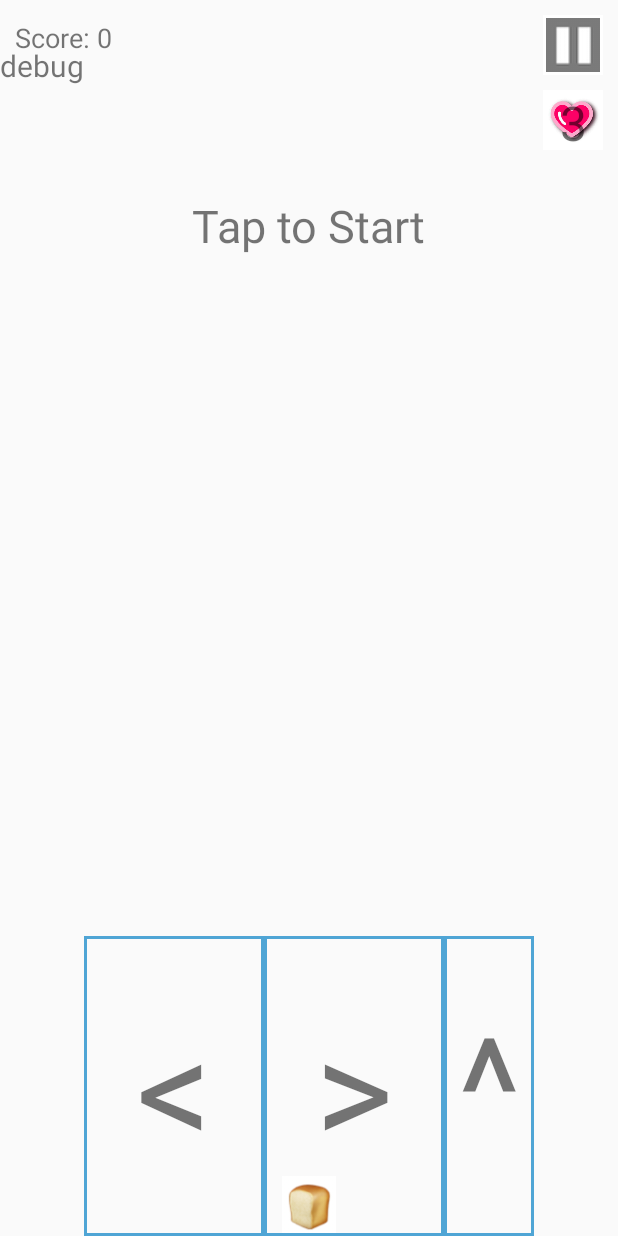
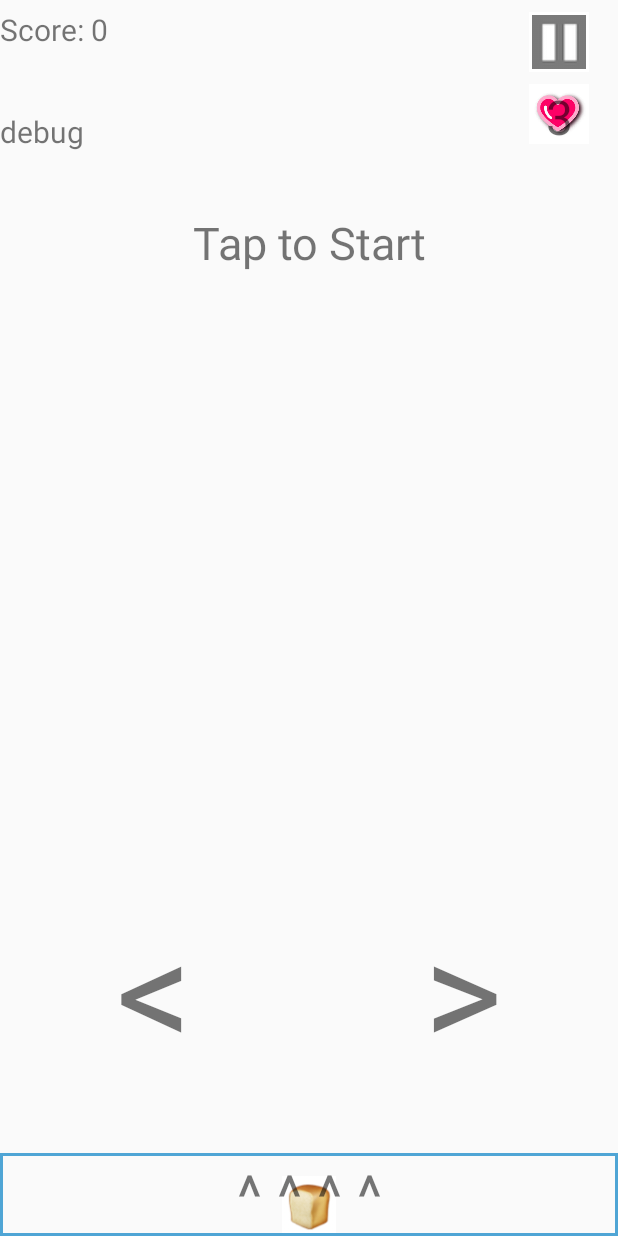
Before and after one commit to thehanriver/Lets-Get-This-Bread, an Android app: the MainActivity screen opened directly, with no data from a screen before it, on a phone screen of 412 x 824 dp. Run offline under Robolectric (Android 15) with nearby library versions, the phone set to English and light mode, and no system bars.

Commit message:
Layout Now Scalable
Constrained layout implemented

```diff
--- a/app/src/main/java/com/example/eddie/letsgetthisbread/MainActivity.java
+++ b/app/src/main/java/com/example/eddie/letsgetthisbread/MainActivity.java
@@ -447,9 +447,9 @@ public class MainActivity extends AppCompatActivity {
         if (!start_flag) { // If its the player's first time touching the screen on MainActivity, call this
             start_flag = true; // Set true so this doesn't get called again
 
-            FrameLayout game_frame = findViewById(R.id.game_frame); // Initialize the FrameLayout that holds most of the objects, get dimensions
-            frameHeight = game_frame.getHeight();
-            frameWidth = game_frame.getWidth();
+            FrameLayout gameframe = findViewById(R.id.gameframe); // Initialize the FrameLayout that holds most of the objects, get dimensions
+            frameHeight = gameframe.getHeight();
+            frameWidth = gameframe.getWidth();
 
             // Initialize character positions and dimensions
             characterX = (int)character.getX();
--- a/app/src/main/res/layout/activity_main.xml
+++ b/app/src/main/res/layout/activity_main.xml
@@ -1,31 +1,35 @@
 <?xml version="1.0" encoding="utf-8"?>
-<LinearLayout xmlns:android="http://schemas.android.com/apk/res/android"
+<android.support.constraint.ConstraintLayout xmlns:android="http://schemas.android.com/apk/res/android"
     xmlns:app="http://schemas.android.com/apk/res-auto"
     xmlns:tools="http://schemas.android.com/tools"
+    android:id="@+id/linearLayout"
     android:layout_width="match_parent"
     android:layout_height="match_parent"
     tools:context=".MainActivity">
 
     <!--TODO: make the interface compatible for screens when device is rotated -->
 
-
     <FrameLayout
+        android:id="@+id/gameframe"
         android:layout_width="match_parent"
-        android:layout_height="match_parent">
-
-        <FrameLayout
-            android:id="@+id/game_frame"
-            android:layout_width="match_parent"
-            android:layout_height="match_parent">
+        android:layout_height="fill_parent"
+        app:layout_constraintEnd_toEndOf="parent"
+        app:layout_constraintStart_toStartOf="parent"
+        app:layout_constraintTop_toTopOf="@+id/guideline3"></FrameLayout>
 
     <TextView
         android:id="@+id/start"
-                android:layout_width="wrap_content"
-                android:layout_height="wrap_content"
-                android:layout_gravity="center_horizontal"
-                android:layout_marginTop="130dp"
+        android:layout_width="match_parent"
+        android:layout_height="60dp"
+        android:layout_marginTop="132dp"
+        android:gravity="center"
         android:text="@string/tap"
-                android:textSize="30sp" />
+        android:textSize="30sp"
+        app:fontFamily="sans-serif"
+        app:layout_constraintEnd_toEndOf="parent"
+        app:layout_constraintHorizontal_bias="1.0"
+        app:layout_constraintStart_toStartOf="parent"
+        app:layout_constraintTop_toTopOf="parent" />
 
     <ImageView
         android:id="@+id/pigeon"
@@ -49,108 +53,153 @@
         android:id="@+id/character"
         android:layout_width="@dimen/character"
         android:layout_height="@dimen/character"
-                android:layout_gravity="center|bottom"
-                android:src="@drawable/bread" />
+        android:src="@drawable/bread"
+        app:layout_constraintBottom_toBottomOf="@+id/jump"
+        app:layout_constraintEnd_toEndOf="parent"
+        app:layout_constraintStart_toStartOf="parent" />
 
     <ImageView
         android:id="@+id/chair"
         android:layout_width="@dimen/chair"
         android:layout_height="@dimen/chair"
-                android:src="@drawable/chair"/>
+        android:src="@drawable/chair" />
 
     <TextView
         android:id="@+id/scoreboard"
         android:layout_width="match_parent"
-                android:layout_height="50dp"
+        android:layout_height="40dp"
         android:gravity="center_vertical"
-                android:paddingLeft="10dp"
         android:text="@string/score"
-                android:textSize="18sp"/>
+        android:textSize="20sp"
+        app:layout_constraintBottom_toTopOf="@+id/guideline3"
+        app:layout_constraintEnd_toEndOf="parent"
+        app:layout_constraintHorizontal_bias="0.0"
+        app:layout_constraintStart_toStartOf="@+id/character"
+        app:layout_constraintTop_toTopOf="parent"
+        app:layout_constraintVertical_bias="0.0" />
 
     <TextView
         android:id="@+id/countdown"
-                android:layout_width="match_parent"
-                android:layout_height="match_parent"
+        android:layout_width="wrap_content"
+        android:layout_height="wrap_content"
+        android:layout_marginStart="8dp"
+        android:layout_marginLeft="8dp"
+        android:layout_marginTop="124dp"
+        android:layout_marginEnd="8dp"
+        android:layout_marginRight="8dp"
         android:gravity="center"
+        android:text="3"
         android:textSize="90sp"
-                android:visibility="invisible"/>
+        android:visibility="invisible"
+        app:layout_constraintEnd_toEndOf="parent"
+        app:layout_constraintHorizontal_bias="0.5"
+        app:layout_constraintStart_toStartOf="parent"
+        app:layout_constraintTop_toTopOf="parent" />
 
     <TextView
         android:id="@+id/debug1"
         android:layout_width="wrap_content"
         android:layout_height="wrap_content"
-                android:layout_gravity="left"
-                android:layout_marginTop="30dp"
+        android:layout_marginTop="8dp"
         android:text="debug"
-                android:textSize="20sp" />
+        android:textSize="20sp"
+        app:layout_constraintStart_toStartOf="parent"
+        app:layout_constraintTop_toTopOf="@+id/guideline3" />
 
-            <RelativeLayout
-                android:layout_width="match_parent"
-                android:layout_height="match_parent"
-                android:gravity="bottom|center">
-
-                <TextView
-                    android:id="@+id/left"
-                    android:layout_width="120dp"
-                    android:layout_height="200dp"
-                    android:text="@string/left"
-                    android:textSize="100sp"
-                    android:gravity="center"
-                    android:background="@drawable/outline"/>
-
-                <TextView
-                    android:id="@+id/right"
-                    android:layout_width="120dp"
-                    android:layout_height="200dp"
-                    android:gravity="center"
-                    android:layout_toRightOf="@+id/left"
-                    android:text="@string/right"
-                    android:textSize="100sp"
-                    android:background="@drawable/outline"/>
-
-                <TextView
-                    android:id="@+id/jump"
-                    android:layout_width="60dp"
-                    android:layout_height="200dp"
-                    android:gravity="center"
-                    android:layout_toRightOf="@+id/right"
-                    android:text="@string/up"
-                    android:textSize="100sp"
-                    android:background="@drawable/outline"/>
-            </RelativeLayout>
-
-        </FrameLayout>
-
-        <RelativeLayout
-            android:layout_width="match_parent"
-            android:layout_height="match_parent"
-            android:layout_marginTop="10dp"
-            android:layout_marginRight="10dp">
 
     <ImageButton
         android:id="@+id/pause"
         style="@android:style/Widget.DeviceDefault.ImageButton"
         android:layout_width="40dp"
         android:layout_height="40dp"
-                android:layout_alignParentRight="true"
-                android:layout_alignParentEnd="true"
+        android:layout_marginStart="12dp"
+        android:layout_marginLeft="12dp"
+        android:layout_marginTop="8dp"
+        android:layout_marginEnd="8dp"
+        android:layout_marginRight="8dp"
+        android:background="@color/white"
         android:gravity="center"
         android:onClick="pausePushed"
         android:src="@drawable/pausebutton"
-                android:background="@color/white"/>
+        app:layout_constraintEnd_toEndOf="parent"
+        app:layout_constraintStart_toStartOf="@+id/guideline2"
+        app:layout_constraintTop_toTopOf="parent" />
 
     <TextView
         android:id="@+id/lives"
         android:layout_width="40dp"
         android:layout_height="40dp"
-                android:layout_alignParentRight="true"
-                android:layout_alignParentEnd="true"
-                android:layout_below="@id/pause"
+        android:layout_marginStart="12dp"
+        android:layout_marginLeft="12dp"
+        android:layout_marginTop="8dp"
+        android:layout_marginEnd="8dp"
+        android:layout_marginRight="8dp"
+        android:background="@drawable/heart"
         android:gravity="center"
         android:text="0"
         android:textSize="32sp"
-                android:layout_marginTop="10dp"
-                android:background="@drawable/heart" />
-        </RelativeLayout>
-    </FrameLayout>
+        app:layout_constraintEnd_toEndOf="parent"
+        app:layout_constraintStart_toStartOf="@+id/guideline2"
+        app:layout_constraintTop_toBottomOf="@+id/pause" />
+
+    <android.support.constraint.Guideline
+        android:id="@+id/center"
+        android:layout_width="wrap_content"
+        android:layout_height="wrap_content"
+        android:orientation="vertical"
+        app:layout_constraintGuide_percent="0.5" />
+
+    <TextView
+        android:id="@+id/jump"
+        android:layout_width="match_parent"
+        android:layout_height="55dp"
+        android:background="@drawable/outline"
+        android:gravity="center"
+        android:text="@string/up"
+        android:textSize="40sp"
+        app:layout_constraintBottom_toBottomOf="parent"
+        app:layout_constraintEnd_toEndOf="parent"
+        app:layout_constraintStart_toStartOf="parent"/>
+
+    <android.support.constraint.Guideline
+        android:id="@+id/guideline2"
+        android:layout_width="wrap_content"
+        android:layout_height="wrap_content"
+        android:orientation="vertical"
+        app:layout_constraintGuide_percent="0.8" />
+
+    <android.support.constraint.Guideline
+        android:id="@+id/guideline3"
+        android:layout_width="wrap_content"
+        android:layout_height="wrap_content"
+        android:orientation="horizontal"
+        app:layout_constraintGuide_percent="0.08" />
+
+    <LinearLayout
+        android:id="@+id/linearLayout2"
+        android:layout_width="match_parent"
+        android:layout_height="220dp"
+        android:alpha="128"
+        app:layout_constraintBottom_toTopOf="@+id/jump">
+
+        <TextView
+            android:id="@+id/left"
+            android:layout_width="fill_parent"
+            android:layout_height="match_parent"
+            android:layout_weight="1"
+            android:gravity="center"
+            android:text="@string/left"
+            android:textSize="100sp" />
+
+        <TextView
+            android:id="@+id/right"
+            android:layout_width="fill_parent"
+            android:layout_height="match_parent"
+            android:layout_weight="1"
+            android:gravity="center"
+            android:text="@string/right"
+            android:textSize="100sp" />
+
     </LinearLayout>
+
+</android.support.constraint.ConstraintLayout>
--- a/app/src/main/res/values/strings.xml
+++ b/app/src/main/res/values/strings.xml
@@ -1,13 +1,13 @@
 <resources>
     <string name="app_name">Let\'s Get This Bread</string>
-    <string name="score">Score: 300</string>
+    <string name="score">High Score: 300</string>
     <string name="tap">Tap to Start</string>
     <string name="over">Game Over</string>
-    <string name="menu">Back to Main Menu</string>
+    <string name="menu">Main Menu</string>
     <string name="again">Let\'s Get More Bread?</string>
     <string name="left">\u003C</string>
     <string name="right">\u003e</string>
-    <string name="up">\u005e</string>
+    <string name="up">\u005e \u005e \u005e \u005e</string>
     <string name="bwinner">Pick Your Bread Winner</string>
     <!-- Crusty, Yung Yeasty-->
 
```
Also changed, not shown: app/src/main/res/layout/activity_result_screen.xml (+79 -22 lines), app/src/main/res/layout/activity_start_screen.xml (+75 -38 lines). Lines whose indentation alone changed are shown as unchanged.
